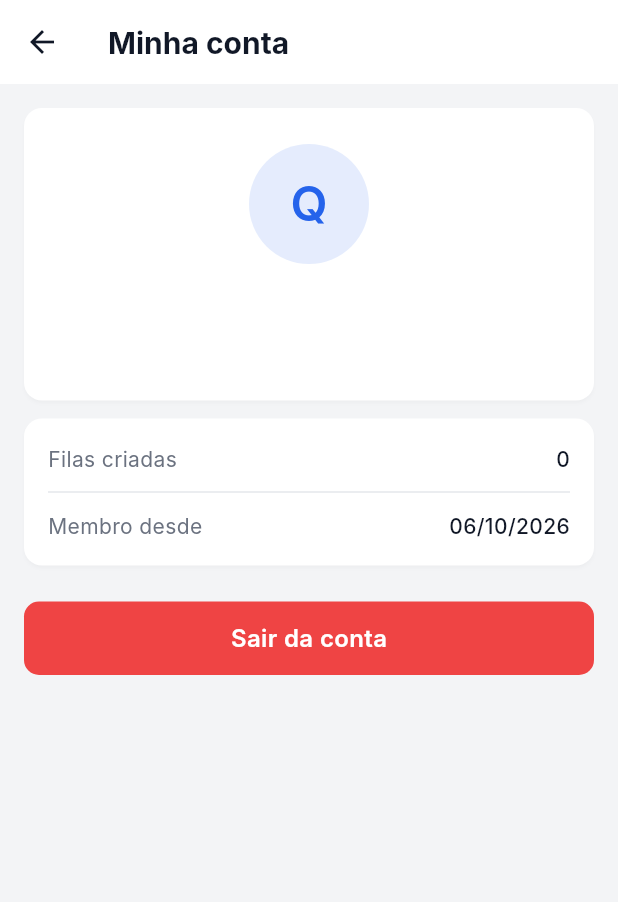
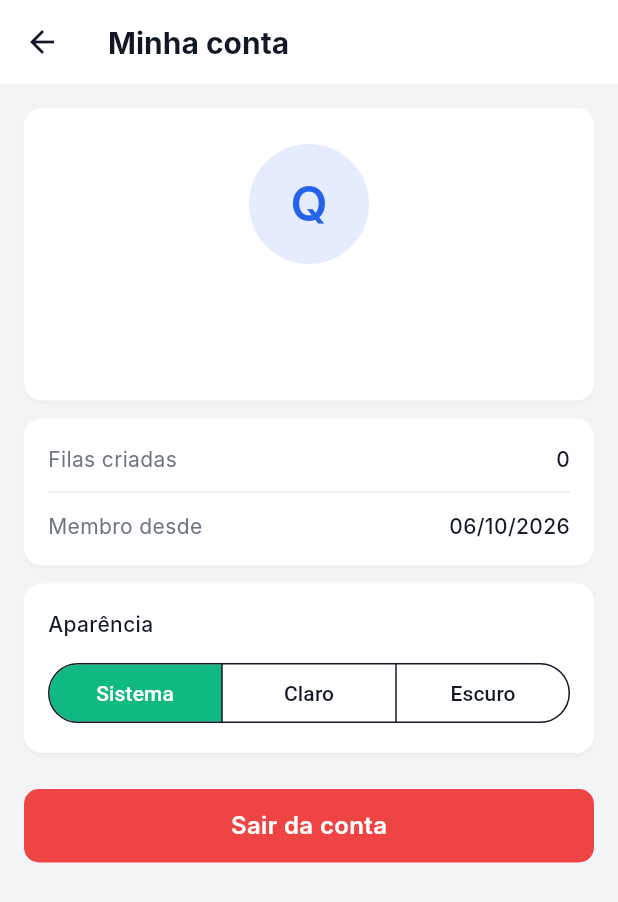
Before and after one commit to felipeselau/qio, a Flutter app: the AccountScreen screen opened directly, on a phone screen of 412 x 824 dp. Shown: the top 902 px of the screen. Run offline on Flutter 3.47's test engine with Material 3 defaults, Android fonts, the phone set to English and light mode, and no system bars; our stand-ins replace cloud_firestore, firebase_auth, firebase_core, firebase_database, google_sign_in, pdf and 4 more; accounts and stored records are empty; Roboto replaces fonts that are missing (Inter).

Commit message:
feat: dark mode in app and web client
App: QioColors palette switches by brightness, QioTheme.dark, system/light/dark
selector in the account screen persisted via shared_preferences.
Web: CSS variables with prefers-color-scheme and a manual toggle stored in
localStorage.

Closes #24

Co-Authored-By: Claude Sonnet 5.5 <noreply@anthropic.com>

```diff
--- a/app/lib/screens/account_screen.dart
+++ b/app/lib/screens/account_screen.dart
@@ -3,6 +3,7 @@ import 'package:flutter/material.dart';
 
 import '../services/account_format.dart';
 import '../services/auth_service.dart';
+import '../services/theme_controller.dart';
 import '../theme/qio_colors.dart';
 import '../theme/qio_text_styles.dart';
 import '../widgets/qio_avatar.dart';
@@ -175,6 +176,8 @@ class _AccountScreenState extends State<AccountScreen> {
             ],
           ),
         ),
+        const SizedBox(height: 12),
+        const _ThemeCard(),
         const SizedBox(height: 24),
         QioButton(
           label: 'Sair da conta',
@@ -205,3 +208,40 @@ class _AccountScreenState extends State<AccountScreen> {
     );
   }
 }
+
+class _ThemeCard extends StatelessWidget {
+  const _ThemeCard();
+
+  @override
+  Widget build(BuildContext context) {
+    final controller = ThemeController.instance;
+    return QioCard(
+      child: ListenableBuilder(
+        listenable: controller,
+        builder: (context, _) => Column(
+          crossAxisAlignment: CrossAxisAlignment.start,
+          children: [
+            Text('Aparência', style: QioTextStyles.bodyMedium),
+            const SizedBox(height: 12),
+            SizedBox(
+              width: double.infinity,
+              child: SegmentedButton<ThemeMode>(
+                showSelectedIcon: false,
+                segments: const [
+                  ButtonSegment(
+                    value: ThemeMode.system,
+                    label: Text('Sistema'),
+                  ),
+                  ButtonSegment(value: ThemeMode.light, label: Text('Claro')),
+                  ButtonSegment(value: ThemeMode.dark, label: Text('Escuro')),
+                ],
+                selected: {controller.mode},
+                onSelectionChanged: (s) => controller.setMode(s.first),
+              ),
+            ),
+          ],
+        ),
+      ),
+    );
+  }
+}
--- a/app/lib/screens/home_screen.dart
+++ b/app/lib/screens/home_screen.dart
@@ -327,7 +327,7 @@ class _RequestCard extends StatelessWidget {
           if (!pending)
             IconButton(
               tooltip: 'Dispensar',
-              icon: const Icon(Icons.close, color: QioColors.gray400),
+              icon: Icon(Icons.close, color: QioColors.gray400),
               onPressed: () =>
                   OperatorService.instance.cancelMyRequest(request.queueId),
             ),
--- a/app/lib/screens/login_screen.dart
+++ b/app/lib/screens/login_screen.dart
@@ -155,7 +155,7 @@ class _LoginScreenState extends State<LoginScreen> {
                   const SizedBox(height: 16),
                   Row(
                     children: [
-                      const Expanded(
+                      Expanded(
                         child: Divider(
                           height: 1,
                           thickness: 1,
@@ -171,7 +171,7 @@ class _LoginScreenState extends State<LoginScreen> {
                           ),
                         ),
                       ),
-                      const Expanded(
+                      Expanded(
                         child: Divider(
                           height: 1,
                           thickness: 1,
--- a/app/lib/screens/queue_panel_screen.dart
+++ b/app/lib/screens/queue_panel_screen.dart
@@ -181,7 +181,7 @@ class _QueuePanelScreenState extends State<QueuePanelScreen> {
         actions: [
           if (widget.isOwner)
             IconButton(
-              icon: const Icon(Icons.history, color: QioColors.gray700),
+              icon: Icon(Icons.history, color: QioColors.gray700),
               tooltip: 'Histórico',
               onPressed: () => Navigator.of(context).push(
                 MaterialPageRoute(
@@ -565,7 +565,7 @@ class _QueuePanelScreenState extends State<QueuePanelScreen> {
               ),
             ),
           ),
-          const Icon(Icons.chevron_right, color: QioColors.gray400),
+          Icon(Icons.chevron_right, color: QioColors.gray400),
         ],
       ),
     );
--- /dev/null
+++ b/app/lib/services/theme_controller.dart
@@ -0,0 +1,39 @@
+import 'package:flutter/material.dart';
+import 'package:shared_preferences/shared_preferences.dart';
+
+class ThemeController extends ChangeNotifier {
+  ThemeController._();
+
+  static final ThemeController instance = ThemeController._();
+
+  static const prefsKey = 'theme_mode';
+
+  ThemeMode _mode = ThemeMode.system;
+
+  ThemeMode get mode => _mode;
+
+  static ThemeMode parse(String? raw) => switch (raw) {
+    'light' => ThemeMode.light,
+    'dark' => ThemeMode.dark,
+    _ => ThemeMode.system,
+  };
+
+  Brightness resolve(Brightness platform) => switch (_mode) {
+    ThemeMode.light => Brightness.light,
+    ThemeMode.dark => Brightness.dark,
+    ThemeMode.system => platform,
+  };
+
+  Future<void> load() async {
+    final prefs = await SharedPreferences.getInstance();
+    _mode = parse(prefs.getString(prefsKey));
+  }
+
+  Future<void> setMode(ThemeMode mode) async {
+    if (mode == _mode) return;
+    _mode = mode;
+    notifyListeners();
+    final prefs = await SharedPreferences.getInstance();
+    await prefs.setString(prefsKey, mode.name);
+  }
+}
--- a/app/lib/theme/qio_colors.dart
+++ b/app/lib/theme/qio_colors.dart
@@ -2,6 +2,14 @@ import 'package:flutter/material.dart';
 
 class QioColors {
   QioColors._();
+
+  static bool _dark = false;
+
+  static bool get isDark => _dark;
+
+  static void apply(Brightness brightness) {
+    _dark = brightness == Brightness.dark;
+  }
 
   static const Color primary = Color(0xFF2563EB);
   static const Color primaryDark = Color(0xFF1D4ED8);
@@ -10,29 +18,30 @@ class QioColors {
   static const Color secondaryDark = Color(0xFF059669);
   static const Color secondaryLight = Color(0xFF34D399);
 
-  static const Color background = Color(0xFFF9FAFB);
-  static const Color surface = Colors.white;
-  static const Color card = Colors.white;
+  static Color get background => _dark ? Color(0xFF0B1220) : Color(0xFFF9FAFB);
+  static Color get surface => _dark ? Color(0xFF111827) : Colors.white;
+  static Color get card => _dark ? Color(0xFF1F2937) : Colors.white;
 
-  static const Color gray50 = Color(0xFFF9FAFB);
-  static const Color gray100 = Color(0xFFF3F4F6);
-  static const Color gray200 = Color(0xFFE5E7EB);
-  static const Color gray300 = Color(0xFFD1D5DB);
-  static const Color gray400 = Color(0xFF9CA3AF);
-  static const Color gray500 = Color(0xFF6B7280);
-  static const Color gray600 = Color(0xFF4B5563);
-  static const Color gray700 = Color(0xFF374151);
-  static const Color gray800 = Color(0xFF1F2937);
-  static const Color gray900 = Color(0xFF111827);
+  static Color get gray50 => _dark ? Color(0xFF111827) : Color(0xFFF9FAFB);
+  static Color get gray100 => _dark ? Color(0xFF0B1220) : Color(0xFFF3F4F6);
+  static Color get gray200 => _dark ? Color(0xFF374151) : Color(0xFFE5E7EB);
+  static Color get gray300 => _dark ? Color(0xFF4B5563) : Color(0xFFD1D5DB);
+  static Color get gray400 => _dark ? Color(0xFF6B7280) : Color(0xFF9CA3AF);
+  static Color get gray500 => _dark ? Color(0xFF9CA3AF) : Color(0xFF6B7280);
+  static Color get gray600 => _dark ? Color(0xFFD1D5DB) : Color(0xFF4B5563);
+  static Color get gray700 => _dark ? Color(0xFFD1D5DB) : Color(0xFF374151);
+  static Color get gray800 => _dark ? Color(0xFFE5E7EB) : Color(0xFF1F2937);
+  static Color get gray900 => _dark ? Color(0xFFF3F4F6) : Color(0xFF111827);
 
   static const Color error = Color(0xFFEF4444);
   static const Color warning = Color(0xFFF59E0B);
   static const Color success = Color(0xFF10B981);
   static const Color info = Color(0xFF3B82F6);
 
-  static const Color textPrimary = Color(0xFF111827);
-  static const Color textSecondary = Color(0xFF6B7280);
-  static const Color textHint = Color(0xFF9CA3AF);
+  static Color get textPrimary => _dark ? Color(0xFFF9FAFB) : Color(0xFF111827);
+  static Color get textSecondary =>
+      _dark ? Color(0xFF9CA3AF) : Color(0xFF6B7280);
+  static Color get textHint => _dark ? Color(0xFF6B7280) : Color(0xFF9CA3AF);
   static const Color textOnPrimary = Colors.white;
   static const Color textOnSecondary = Colors.white;
 
--- a/app/lib/theme/qio_text_styles.dart
+++ b/app/lib/theme/qio_text_styles.dart
@@ -6,7 +6,7 @@ class QioTextStyles {
 
   static const String _fontFamily = 'Inter';
 
-  static const TextStyle display = TextStyle(
+  static TextStyle get display => TextStyle(
     fontFamily: _fontFamily,
     fontSize: 32,
     fontWeight: FontWeight.w700,
@@ -14,7 +14,7 @@ class QioTextStyles {
     height: 1.2,
   );
 
-  static const TextStyle heading1 = TextStyle(
+  static TextStyle get heading1 => TextStyle(
     fontFamily: _fontFamily,
     fontSize: 24,
     fontWeight: FontWeight.w700,
@@ -22,7 +22,7 @@ class QioTextStyles {
     height: 1.3,
   );
 
-  static const TextStyle heading2 = TextStyle(
+  static TextStyle get heading2 => TextStyle(
     fontFamily: _fontFamily,
     fontSize: 20,
     fontWeight: FontWeight.w600,
@@ -30,7 +30,7 @@ class QioTextStyles {
     height: 1.3,
   );
 
-  static const TextStyle heading3 = TextStyle(
+  static TextStyle get heading3 => TextStyle(
     fontFamily: _fontFamily,
     fontSize: 16,
     fontWeight: FontWeight.w600,
@@ -38,7 +38,7 @@ class QioTextStyles {
     height: 1.4,
   );
 
-  static const TextStyle body = TextStyle(
+  static TextStyle get body => TextStyle(
     fontFamily: _fontFamily,
     fontSize: 14,
     fontWeight: FontWeight.w400,
@@ -46,7 +46,7 @@ class QioTextStyles {
     height: 1.5,
   );
 
-  static const TextStyle bodyMedium = TextStyle(
+  static TextStyle get bodyMedium => TextStyle(
     fontFamily: _fontFamily,
     fontSize: 14,
     fontWeight: FontWeight.w500,
@@ -54,7 +54,7 @@ class QioTextStyles {
     height: 1.5,
   );
 
-  static const TextStyle caption = TextStyle(
+  static TextStyle get caption => TextStyle(
     fontFamily: _fontFamily,
     fontSize: 12,
     fontWeight: FontWeight.w400,
@@ -62,7 +62,7 @@ class QioTextStyles {
     height: 1.4,
   );
 
-  static const TextStyle label = TextStyle(
+  static TextStyle get label => TextStyle(
     fontFamily: _fontFamily,
     fontSize: 12,
     fontWeight: FontWeight.w500,
@@ -70,14 +70,14 @@ class QioTextStyles {
     height: 1.4,
   );
 
-  static const TextStyle button = TextStyle(
+  static TextStyle get button => TextStyle(
     fontFamily: _fontFamily,
     fontSize: 16,
     fontWeight: FontWeight.w600,
     height: 1.2,
   );
 
-  static const TextStyle ticket = TextStyle(
+  static TextStyle get ticket => TextStyle(
     fontFamily: _fontFamily,
     fontSize: 48,
     fontWeight: FontWeight.w800,
--- a/app/pubspec.yaml
+++ b/app/pubspec.yaml
@@ -44,6 +44,7 @@ dependencies:
   share_plus: ^13.3.0
   printing: ^5.15.1
   pdf: ^3.13.1
+  shared_preferences: ^2.5.6
 
 dev_dependencies:
   flutter_test:
```
Also changed, not shown: app/lib/main.dart (+41 -2 lines), app/lib/theme/qio_theme.dart (+23 -18 lines), 5 other files.
